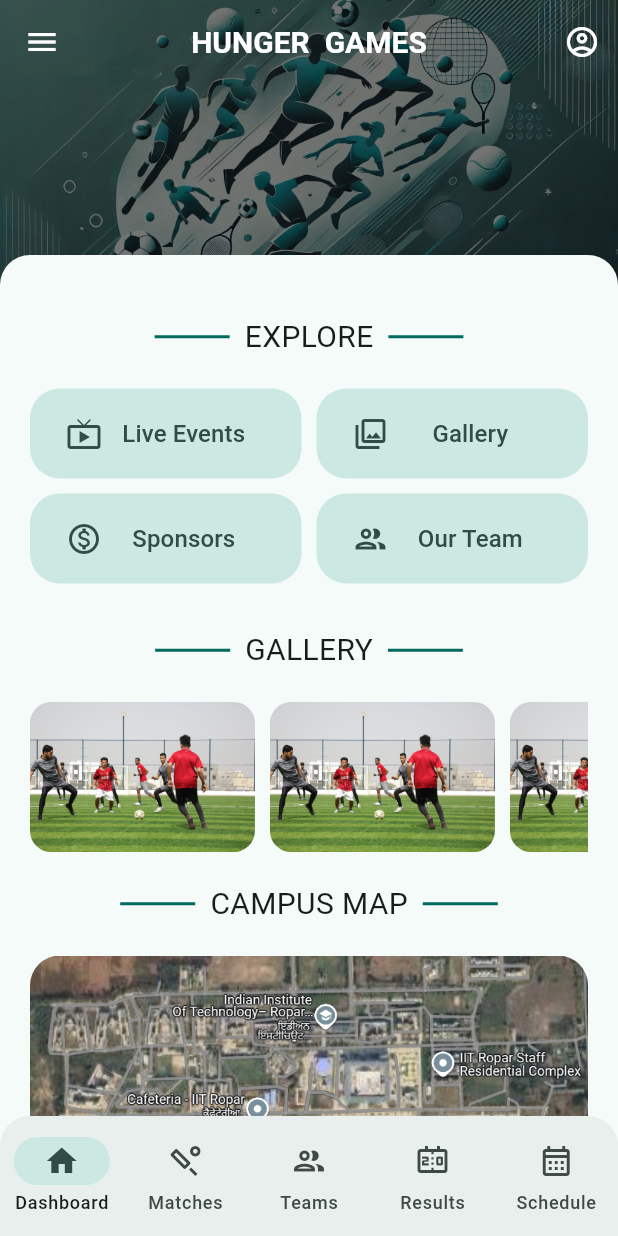
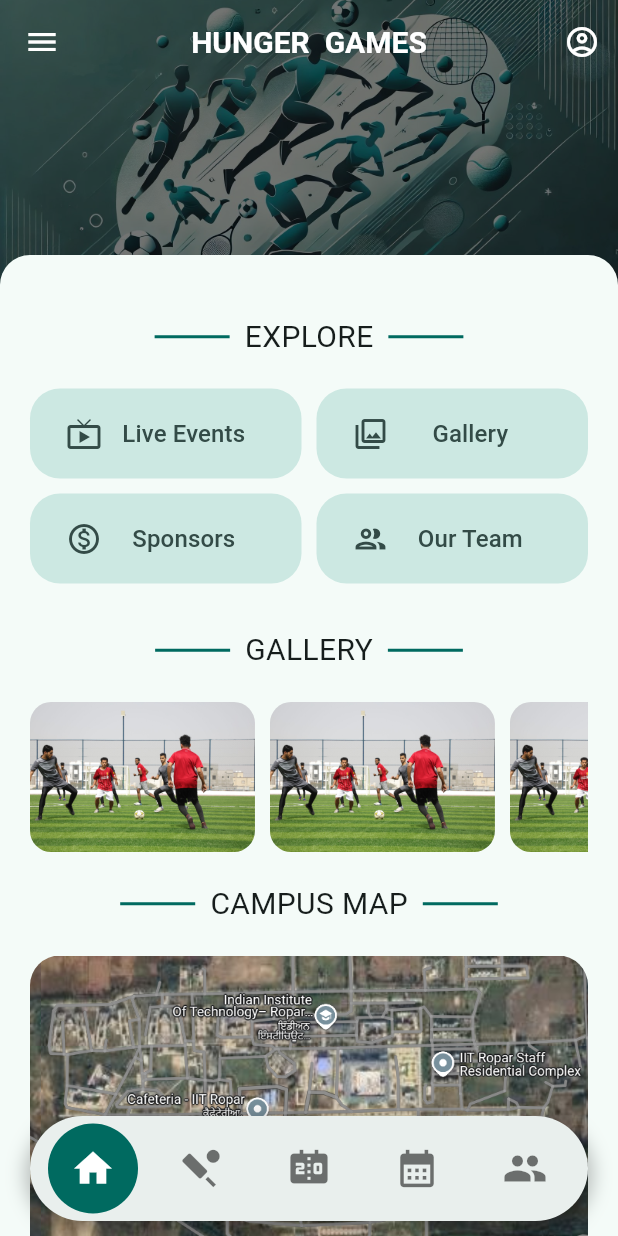
Before and after one commit to shivambhagat79/league_pilot, a Flutter app: the screen it shows after launch, on a phone screen of 412 x 824 dp. Run offline on Flutter 3.47's test engine with Material 3 defaults, Android fonts, the light colour scheme and no system bars.

Commit message:
Redesign app navigatoin bar.

```diff
--- /dev/null
+++ b/lib/components/common/floating_bottom_nav_bar.dart
@@ -0,0 +1,102 @@
+import 'package:flutter/material.dart';
+
+class FloatingBottomNavBar extends StatefulWidget {
+  final Function(int) onDestinationSelected;
+  const FloatingBottomNavBar({super.key, required this.onDestinationSelected});
+
+  @override
+  State<FloatingBottomNavBar> createState() => _FloatingBottomNavBarState();
+}
+
+class _FloatingBottomNavBarState extends State<FloatingBottomNavBar> {
+  int _selectedIndex = 0;
+
+  final List<IconData> _icons = [
+    Icons.home,
+    Icons.sports_cricket,
+    Icons.scoreboard,
+    Icons.calendar_month,
+    Icons.group
+  ];
+
+  @override
+  Widget build(BuildContext context) {
+    return Container(
+      margin: const EdgeInsets.symmetric(horizontal: 20, vertical: 10),
+      padding: const EdgeInsets.symmetric(horizontal: 6),
+      decoration: BoxDecoration(
+        color: Theme.of(context).colorScheme.surfaceContainer,
+        borderRadius: BorderRadius.circular(100.0),
+        boxShadow: [
+          BoxShadow(
+              color: Colors.black26,
+              spreadRadius: 3,
+              blurRadius: 10,
+              offset: const Offset(0, 4)),
+        ],
+      ),
+      child: SizedBox(
+        height: 70.0,
+        child: LayoutBuilder(
+          builder: (context, constraints) {
+            // Get the total width of this widget.
+            final width = constraints.maxWidth;
+            // Divide by the number of icons to find each "segment" width.
+            final segmentWidth = width / _icons.length;
+
+            // The pill is 60 wide; to center it behind an icon,
+            // shift it by half of (segmentWidth - pillWidth).
+            final pillLeft =
+                segmentWidth * _selectedIndex + (segmentWidth - 60) / 2;
+
+            return Stack(
+              alignment: Alignment.center,
+              children: [
+                // The animated pill that slides behind the selected icon.
+                AnimatedPositioned(
+                  duration: const Duration(milliseconds: 200),
+                  curve: Curves.easeOut,
+                  left: pillLeft,
+                  // Center the pill vertically in a 60-height container (pill is 40 high).
+                  top: (70 - 60) / 2, // = 10
+                  child: Container(
+                    width: 60,
+                    height: 60,
+                    decoration: BoxDecoration(
+                      color: Theme.of(context).colorScheme.primary,
+                      borderRadius: BorderRadius.circular(100),
+                    ),
+                  ),
+                ),
+
+                // The row of icons on top.
+                Row(
+                  mainAxisAlignment: MainAxisAlignment.spaceAround,
+                  crossAxisAlignment: CrossAxisAlignment.center,
+                  children: List.generate(_icons.length, (index) {
+                    final isSelected = index == _selectedIndex;
+                    return IconButton(
+                      icon: Icon(
+                        _icons[index],
+                        size: 30,
+                        color: isSelected
+                            ? Theme.of(context).colorScheme.onPrimary
+                            : Colors.black54,
+                      ),
+                      onPressed: () {
+                        setState(() {
+                          _selectedIndex = index;
+                          widget.onDestinationSelected(index);
+                        });
+                      },
+                    );
+                  }),
+                ),
+              ],
+            );
+          },
+        ),
+      ),
+    );
+  }
+}
--- a/lib/components/results/results.dart
+++ /dev/null
@@ -1,17 +0,0 @@
-import 'package:flutter/material.dart';
-
-class Results extends StatefulWidget {
-  const Results({super.key});
-
-  @override
-  State<Results> createState() => _ResultsState();
-}
-
-class _ResultsState extends State<Results> {
-  @override
-  Widget build(BuildContext context) {
-    return Center(
-      child: Text("Results"),
-    );
-  }
-}
--- a/lib/pages/home.dart
+++ b/lib/pages/home.dart
@@ -1,8 +1,8 @@
 import 'package:flutter/material.dart';
-import 'package:flutter/services.dart';
+import 'package:hunger_games/components/common/floating_bottom_nav_bar.dart';
 import 'package:hunger_games/components/dashboard/dashboard.dart';
 import 'package:hunger_games/components/matches/matches.dart';
-import 'package:hunger_games/components/results/results.dart';
+import 'package:hunger_games/components/points_table/points_table.dart';
 import 'package:hunger_games/components/schedule/schedule.dart';
 import 'package:hunger_games/components/teams/teams.dart';
 
@@ -14,72 +14,29 @@ class HomePage extends StatefulWidget {
 }
 
 class _HomePageState extends State<HomePage> {
-  @override
-  void initState() {
-    super.initState();
-    SystemChrome.setSystemUIOverlayStyle(
-      SystemUiOverlayStyle(
-        systemNavigationBarColor:
-            ColorScheme.fromSeed(seedColor: Colors.teal).surfaceContainer,
-        systemNavigationBarIconBrightness: Brightness.dark,
-      ),
-    );
-  }
-
   int currentPageIndex = 0;
 
   final List<Widget> pages = <Widget>[
     const Dashboard(),
     const Matches(),
+    const PointsTable(),
+    const Schedule(),
     const Teams(),
-    const Results(),
-    const Schedule(),
   ];
+
+  void onDestinationSelected(int index) {
+    setState(() {
+      currentPageIndex = index;
+    });
+  }
 
   @override
   Widget build(BuildContext context) {
     return Scaffold(
+      extendBody: true,
       body: pages[currentPageIndex],
-      bottomNavigationBar: ClipRRect(
-        borderRadius: const BorderRadius.only(
-          topLeft: Radius.circular(20),
-          topRight: Radius.circular(20),
-        ),
-        child: NavigationBar(
-          selectedIndex: currentPageIndex,
-          onDestinationSelected: (int index) {
-            setState(() {
-              currentPageIndex = index;
-            });
-          },
-          destinations: const [
-            NavigationDestination(
-              icon: Icon(Icons.home_outlined),
-              selectedIcon: Icon(Icons.home),
-              label: 'Dashboard',
-            ),
-            NavigationDestination(
-              icon: Icon(Icons.sports_cricket_outlined),
-              selectedIcon: Icon(Icons.sports_cricket),
-              label: 'Matches',
-            ),
-            NavigationDestination(
-              icon: Icon(Icons.group_outlined),
-              selectedIcon: Icon(Icons.group),
-              label: 'Teams',
-            ),
-            NavigationDestination(
-              icon: Icon(Icons.scoreboard_outlined),
-              selectedIcon: Icon(Icons.scoreboard),
-              label: 'Results',
-            ),
-            NavigationDestination(
-              icon: Icon(Icons.calendar_month_outlined),
-              selectedIcon: Icon(Icons.calendar_month),
-              label: 'Schedule',
-            ),
-          ],
-        ),
+      bottomNavigationBar: FloatingBottomNavBar(
+        onDestinationSelected: onDestinationSelected,
       ),
     );
   }
```
Also changed, not shown: lib/components/common/navbar.dart (added, +159 -0 lines), lib/components/points_table/points_table.dart (added, +17 -0 lines).
